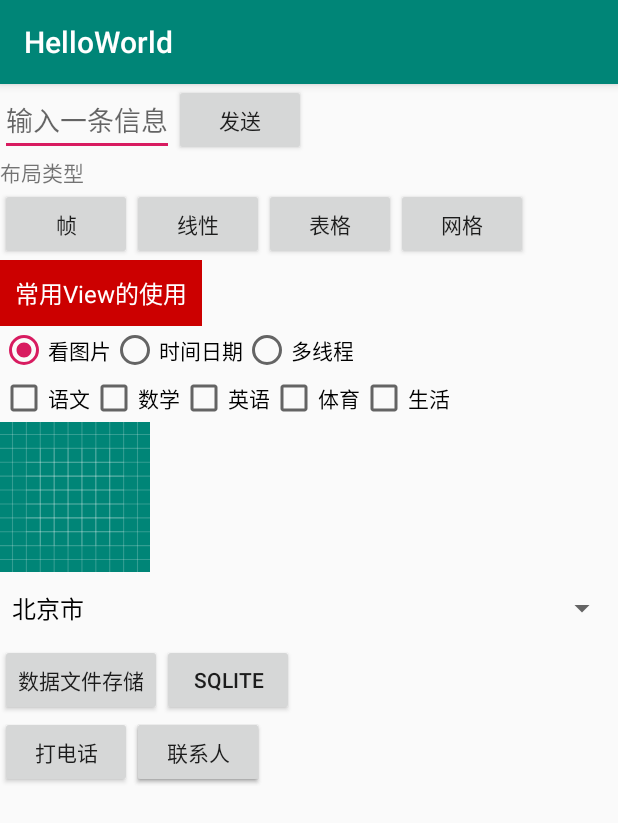
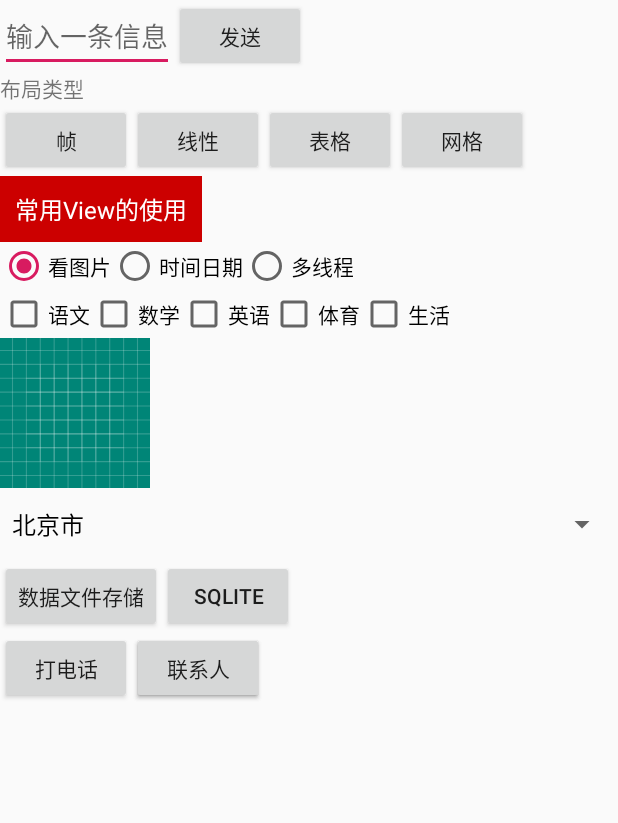
Before and after one commit to DavidJi80/AndroidHelloWorld, an Android app: the screen it shows after launch (MainActivity), on a phone screen of 412 x 824 dp. Shown: the top 823 px of the screen. Run offline under Robolectric (Android 15) with nearby library versions, the phone set to English and light mode, and no system bars.

Commit message:
Android：主题Theme

```diff
--- a/app/src/main/res/values/styles.xml
+++ b/app/src/main/res/values/styles.xml
@@ -1,11 +1,26 @@
 <resources>
 
-    <!-- Base application theme. -->
+    <!--
+    Theme.AppCompat 兼容主题的根主题
+    Theme.AppCompat.Black 兼容主题的黑色主题
+    Theme.AppCompat.Light 兼容主题的白色主题
+    -->
     <style name="AppTheme" parent="Theme.AppCompat.Light.DarkActionBar">
         <!-- Customize your theme here. -->
         <item name="colorPrimary">@color/colorPrimary</item>
         <item name="colorPrimaryDark">@color/colorPrimaryDark</item>
         <item name="colorAccent">@color/colorAccent</item>
+        <!--
+        自定义自己的配置
+        不显示默认的title
+        -->
+        <item name="windowActionBar">false</item>
+        <item name="windowNoTitle">true</item>
+    </style>
+
+    <!--定义一个主题，继承于AppTheme-->
+    <style name="AppTheme.NoActionBar" parent="AppTheme">
+
     </style>
 
 </resources>
```
